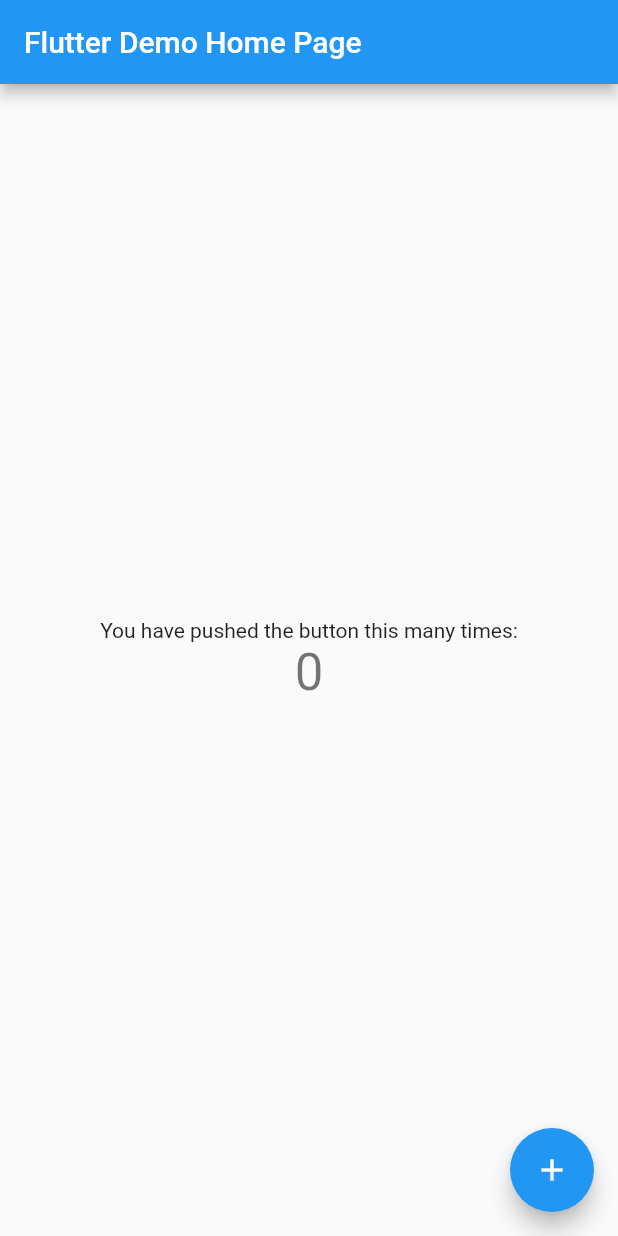
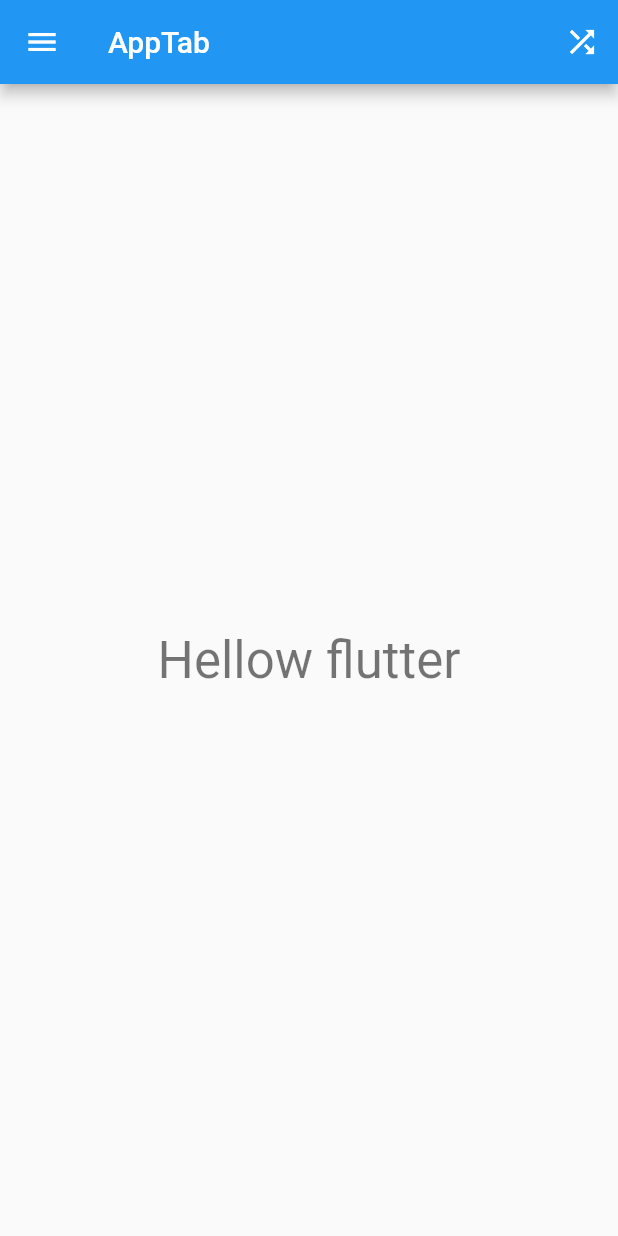
Before and after one commit to Seryusjj/OnTimeApp, a Flutter app: the screen it shows after launch, on a phone screen of 412 x 824 dp. Run offline on Flutter 3.47's test engine with Material 2 defaults, Android fonts, the phone set to English and light mode, and no system bars.

Commit message:
Main page draft

```diff
--- /dev/null
+++ b/on_time_app/lib/home/android_home_menu.dart
@@ -0,0 +1,70 @@
+import 'package:flutter/material.dart';
+import 'package:flutter/widgets.dart';
+import 'package:on_time_app/tabs/default_app_tab.dart';
+
+@protected
+class AndroidHomeMenu extends StatelessWidget {
+  @override
+  Widget build(BuildContext context) {
+    return DefaultAppTab(
+        androidDrawer: SizedBox(
+            width: MediaQuery.of(context).size.width * 0.75,
+            child: Drawer(
+              child: Column(
+                crossAxisAlignment: CrossAxisAlignment.stretch,
+                children: [
+                  DrawerHeader(
+                    decoration: BoxDecoration(color: Colors.blue),
+                    child: Padding(
+                      padding: const EdgeInsets.only(bottom: 20),
+                      child: Icon(
+                        Icons.account_circle,
+                        color: Colors.blue.shade800,
+                        size: 80,
+                      ),
+                    ),
+                  ),
+                  ListTile(
+                    leading: DefaultAppTab.androidIcon,
+                    title: Text(DefaultAppTab.title),
+                    onTap: () {
+                      Navigator.pop(context);
+                    },
+                  ),
+                  ListTile(
+                    leading: DefaultAppTab.androidIcon,
+                    title: Text(DefaultAppTab.title),
+                    onTap: () {
+                      /*Navigator.pop(context);
+                  Navigator.push<void>(
+                      context, MaterialPageRoute(builder: (context) => NewsTab()));*/
+                    },
+                  ),
+                  ListTile(
+                    leading: DefaultAppTab.androidIcon,
+                    title: Text(DefaultAppTab.title),
+                    onTap: () {
+                      /*Navigator.pop(context);
+                  Navigator.push<void>(context,
+                      MaterialPageRoute(builder: (context) => ProfileTab()));*/
+                    },
+                  ),
+                  // Long drawer contents are often segmented.
+                  Padding(
+                    padding: const EdgeInsets.symmetric(horizontal: 16),
+                    child: Divider(),
+                  ),
+                  ListTile(
+                    leading: DefaultAppTab.androidIcon,
+                    title: Text(DefaultAppTab.title),
+                    onTap: () {
+                      /*Navigator.pop(context);
+                  Navigator.push<void>(context,
+                      MaterialPageRoute(builder: (context) => SettingsTab()));*/
+                    },
+                  ),
+                ],
+              ),
+            )));
+  }
+}
--- /dev/null
+++ b/on_time_app/lib/home/home_widget.dart
@@ -0,0 +1,27 @@
+import 'package:flutter/widgets.dart';
+import 'package:on_time_app/utils/widgets.dart';
+import 'android_home_menu.dart';
+import 'ios_home_menu.dart';
+
+class HomeWidget extends StatefulWidget {
+  @override
+  _HomeWidgetState createState() => _HomeWidgetState();
+}
+
+class _HomeWidgetState extends State<HomeWidget> {
+  Widget _buildAndroidHomePage(BuildContext context) {
+    return AndroidHomeMenu();
+  }
+
+  Widget _buildIosHomePage(BuildContext context) {
+    return IosHomeMenu();
+  }
+
+  @override
+  Widget build(context) {
+    return PlatformWidget(
+      androidBuilder: _buildAndroidHomePage,
+      iosBuilder: _buildIosHomePage,
+    );
+  }
+}
--- a/on_time_app/lib/main.dart
+++ b/on_time_app/lib/main.dart
@@ -1,111 +1,19 @@
 import 'package:flutter/material.dart';
+import 'package:on_time_app/home/home_widget.dart';
 
 void main() => runApp(MyApp());
 
 class MyApp extends StatelessWidget {
-  // This widget is the root of your application.
+
+  // This widget is the root of the application.
   @override
   Widget build(BuildContext context) {
     return MaterialApp(
-      title: 'Flutter Demo',
-      theme: ThemeData(
-        // This is the theme of your application.
-        //
-        // Try running your application with "flutter run". You'll see the
-        // application has a blue toolbar. Then, without quitting the app, try
-        // changing the primarySwatch below to Colors.green and then invoke
-        // "hot reload" (press "r" in the console where you ran "flutter run",
-        // or simply save your changes to "hot reload" in a Flutter IDE).
-        // Notice that the counter didn't reset back to zero; the application
-        // is not restarted.
-        primarySwatch: Colors.blue,
-      ),
-      home: MyHomePage(title: 'Flutter Demo Home Page'),
+      debugShowCheckedModeBanner: false,
+      title: 'On Time-app',
+      theme: ThemeData(primarySwatch: Colors.blue),
+      home: HomeWidget(),
     );
   }
+
 }
-
-class MyHomePage extends StatefulWidget {
-  MyHomePage({Key key, this.title}) : super(key: key);
-
-  // This widget is the home page of your application. It is stateful, meaning
-  // that it has a State object (defined below) that contains fields that affect
-  // how it looks.
-
-  // This class is the configuration for the state. It holds the values (in this
-  // case the title) provided by the parent (in this case the App widget) and
-  // used by the build method of the State. Fields in a Widget subclass are
-  // always marked "final".
-
-  final String title;
-
-  @override
-  _MyHomePageState createState() => _MyHomePageState();
-}
-
-class _MyHomePageState extends State<MyHomePage> {
-  int _counter = 0;
-
-  void _incrementCounter() {
-    setState(() {
-      // This call to setState tells the Flutter framework that something has
-      // changed in this State, which causes it to rerun the build method below
-      // so that the display can reflect the updated values. If we changed
-      // _counter without calling setState(), then the build method would not be
-      // called again, and so nothing would appear to happen.
-      _counter++;
-    });
-  }
-
-  @override
-  Widget build(BuildContext context) {
-    // This method is rerun every time setState is called, for instance as done
-    // by the _incrementCounter method above.
-    //
-    // The Flutter framework has been optimized to make rerunning build methods
-    // fast, so that you can just rebuild anything that needs updating rather
-    // than having to individually change instances of widgets.
-    return Scaffold(
-      appBar: AppBar(
-        // Here we take the value from the MyHomePage object that was created by
-        // the App.build method, and use it to set our appbar title.
-        title: Text(widget.title),
-      ),
-      body: Center(
-        // Center is a layout widget. It takes a single child and positions it
-        // in the middle of the parent.
-        child: Column(
-          // Column is also a layout widget. It takes a list of children and
-          // arranges them vertically. By default, it sizes itself to fit its
-          // children horizontally, and tries to be as tall as its parent.
-          //
-          // Invoke "debug painting" (press "p" in the console, choose the
-          // "Toggle Debug Paint" action from the Flutter Inspector in Android
-          // Studio, or the "Toggle Debug Paint" command in Visual Studio Code)
-          // to see the wireframe for each widget.
-          //
-          // Column has various properties to control how it sizes itself and
-          // how it positions its children. Here we use mainAxisAlignment to
-          // center the children vertically; the main axis here is the vertical
-          // axis because Columns are vertical (the cross axis would be
-          // horizontal).
-          mainAxisAlignment: MainAxisAlignment.center,
-          children: <Widget>[
-            Text(
-              'You have pushed the button this many times:',
-            ),
-            Text(
-              '$_counter',
-              style: Theme.of(context).textTheme.display1,
-            ),
-          ],
-        ),
-      ),
-      floatingActionButton: FloatingActionButton(
-        onPressed: _incrementCounter,
-        tooltip: 'Increment',
-        child: Icon(Icons.add),
-      ), // This trailing comma makes auto-formatting nicer for build methods.
-    );
-  }
-}
--- /dev/null
+++ b/on_time_app/lib/tabs/default_app_tab.dart
@@ -0,0 +1,92 @@
+import 'package:flutter/cupertino.dart';
+import 'package:flutter/foundation.dart';
+import 'package:flutter/material.dart';
+import 'package:on_time_app/utils/widgets.dart';
+
+class DefaultAppTab extends StatefulWidget {
+  static const title = 'AppTab';
+  static const androidIcon = Icon(Icons.android);
+  static const iosIcon = Icon(CupertinoIcons.tag);
+
+  const DefaultAppTab({Key key, this.androidDrawer}) : super(key: key);
+
+  final Widget androidDrawer;
+
+  @override
+  _DefaultAppTabState createState() => _DefaultAppTabState();
+}
+
+class _DefaultAppTabState extends State<DefaultAppTab> {
+  @override
+  void initState() {
+    super.initState();
+  }
+
+  void _togglePlatform() {
+    TargetPlatform _getOppositePlatform() {
+      if (defaultTargetPlatform == TargetPlatform.iOS) {
+        return TargetPlatform.android;
+      } else {
+        return TargetPlatform.iOS;
+      }
+    }
+
+    debugDefaultTargetPlatformOverride = _getOppositePlatform();
+    // This rebuilds the application. This should obviously never be
+    // done in a real app but it's done here since this app
+    // unrealistically toggles the current platform for demonstration
+    // purposes.
+    WidgetsBinding.instance.reassembleApplication();
+  }
+
+  Widget _buildBody(BuildContext context) {
+    return SafeArea(
+      child: Column(
+        mainAxisAlignment: MainAxisAlignment.center,
+        children: <Widget>[
+          Center(
+              child: Text(
+            'Hellow flutter',
+            style: Theme.of(context).textTheme.display1,
+          )),
+        ],
+      ),
+    );
+  }
+
+  Widget _buildAndroid(BuildContext context) {
+    return Scaffold(
+        appBar: AppBar(
+          title: Text(DefaultAppTab.title),
+          actions: [
+            IconButton(
+              icon: Icon(Icons.shuffle),
+              onPressed: _togglePlatform,
+            ),
+          ],
+        ),
+        drawer: widget.androidDrawer,
+        body: this._buildBody(context));
+  }
+
+  Widget _buildIos(BuildContext context) {
+    return CupertinoPageScaffold(
+      navigationBar: CupertinoNavigationBar(
+        trailing: CupertinoButton(
+          padding: EdgeInsets.zero,
+          child: Icon(CupertinoIcons.shuffle),
+          onPressed: _togglePlatform,
+        ),
+      ),
+      child: _buildBody(context),
+    );
+  }
+
+  @override
+  Widget build(context) {
+    return PlatformWidget(
+      androidBuilder: _buildAndroid,
+      iosBuilder: _buildIos,
+    );
+  }
+}
--- /dev/null
+++ b/on_time_app/lib/utils/widgets.dart
@@ -0,0 +1,30 @@
+import 'package:flutter/foundation.dart';
+import 'package:flutter/cupertino.dart';
+import 'package:flutter/material.dart';
+
+
+class PlatformWidget extends StatelessWidget {
+  const PlatformWidget({
+    Key key,
+    @required this.androidBuilder,
+    @required this.iosBuilder,
+  })  : assert(androidBuilder != null),
+        assert(iosBuilder != null),
+        super(key: key);
+
+  final WidgetBuilder androidBuilder;
+  final WidgetBuilder iosBuilder;
+
+  @override
+  Widget build(context) {
+    switch (defaultTargetPlatform) {
+      case TargetPlatform.android:
+        return androidBuilder(context);
+      case TargetPlatform.iOS:
+        return iosBuilder(context);
+      default:
+        assert(false, 'Unexpected platform $defaultTargetPlatform');
+        return null;
+    }
+  }
+}
```
Also changed, not shown: on_time_app/lib/home/ios_home_menu.dart (added, +45 -0 lines).
